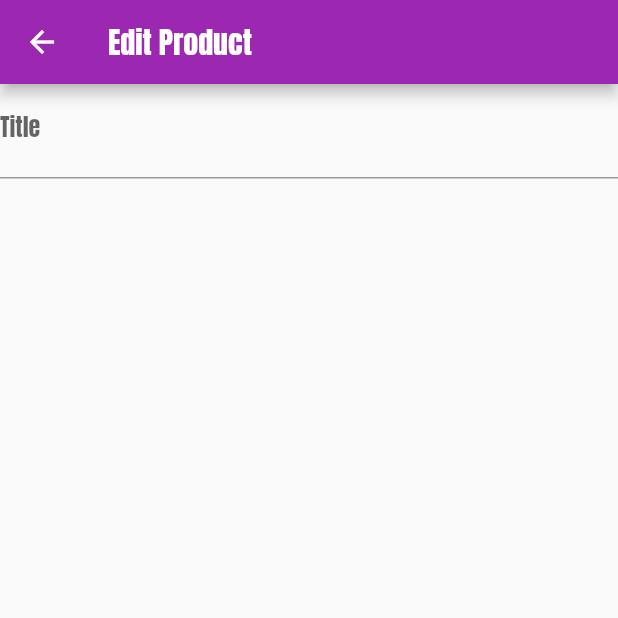
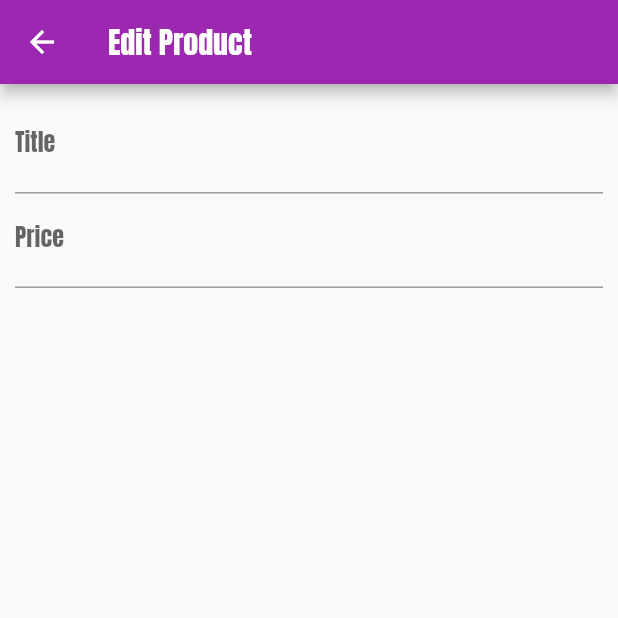
Before and after one commit to khoir-roni/shop-app, a Flutter app: the EditProductScreen screen opened by its route, on a phone screen of 412 x 824 dp, the top half of it. Run offline on Flutter 3.47's test engine with Material 2 defaults, Android fonts, the phone set to English and light mode, and no system bars; network calls fail.

Commit message:
manging form input focus

```diff
--- a/lib/screens/edit_product_screen.dart
+++ b/lib/screens/edit_product_screen.dart
@@ -7,20 +7,33 @@ class EditProductScreen extends StatefulWidget {
 }
 
 class _EditProductScreenState extends State<EditProductScreen> {
+  final _priceFocusNode = FocusNode();
   @override
   Widget build(BuildContext context) {
     return Scaffold(
       appBar: AppBar(
         title: const Text('Edit Product'),
       ),
-      body: Form(
+      body: Padding(
+        padding: const EdgeInsets.all(10.0),
+        child: Form(
           child: ListView(
             children: [
               TextFormField(
                 decoration: const InputDecoration(labelText: 'Title'),
                 textInputAction: TextInputAction.next,
+                onFieldSubmitted: (_) {
+                  FocusScope.of(context).requestFocus(_priceFocusNode);
+                },
+              ),
+              TextFormField(
+                decoration: const InputDecoration(labelText: 'Price'),
+                textInputAction: TextInputAction.next,
+                keyboardType: TextInputType.number,
+                focusNode: _priceFocusNode,
               ),
             ],
+          ),
         ),
       ),
     );
```
Lines whose indentation alone changed are shown as unchanged.
